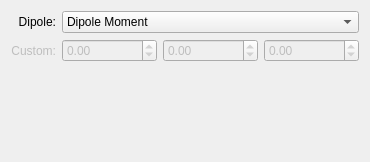
The window that libavogadro/src/engines/dipolesettingswidget.ui (cryos/avogadro) describes before a commit, drawn with Qt 5.
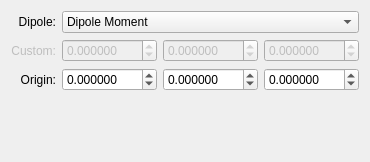
The same window after the commit.

Commit message: Improved dipole engine: vector points outside molecule; origin can be changed

Patch:
```diff
--- a/libavogadro/src/engines/dipolesettingswidget.ui
+++ b/libavogadro/src/engines/dipolesettingswidget.ui
@@ -82,7 +82,10 @@
      <property name="enabled" >
       <bool>false</bool>
      </property>
-     <property name="minimum" >
+     <property name="decimals">
+      <number>6</number>
+     </property>
+     <property name="minimum">
       <double>-99.989999999999995</double>
      </property>
     </widget>
@@ -92,7 +95,10 @@
      <property name="enabled" >
       <bool>false</bool>
      </property>
-     <property name="minimum" >
+     <property name="decimals">
+      <number>6</number>
+     </property>
+     <property name="minimum">
       <double>-99.989999999999995</double>
      </property>
     </widget>
@@ -102,14 +108,17 @@
      <property name="enabled" >
       <bool>false</bool>
      </property>
-     <property name="minimum" >
+     <property name="decimals">
+      <number>6</number>
+     </property>
+     <property name="minimum">
       <double>-99.989999999999995</double>
      </property>
     </widget>
    </item>
-   <item row="2" column="2" >
-    <spacer name="verticalSpacer" >
-     <property name="orientation" >
+   <item row="3" column="2">
+    <spacer name="verticalSpacer">
+     <property name="orientation">
       <enum>Qt::Vertical</enum>
      </property>
      <property name="sizeHint" stdset="0" >
@@ -120,6 +129,73 @@
      </property>
     </spacer>
    </item>
+   <item row="2" column="0">
+    <widget class="QLabel" name="originLabel">
+     <property name="enabled">
+      <bool>true</bool>
+     </property>
+     <property name="text">
+      <string>Origin:</string>
+     </property>
+     <property name="textFormat">
+      <enum>Qt::AutoText</enum>
+     </property>
+     <property name="alignment">
+      <set>Qt::AlignRight|Qt::AlignTrailing|Qt::AlignVCenter</set>
+     </property>
+    </widget>
+   </item>
+   <item row="2" column="1">
+    <widget class="QDoubleSpinBox" name="xOriginSpinBox">
+     <property name="enabled">
+      <bool>true</bool>
+     </property>
+     <property name="decimals">
+      <number>6</number>
+     </property>
+     <property name="minimum">
+      <double>-99.989999999999995</double>
+     </property>
+     <property name="singleStep">
+      <double>0.100000000000000</double>
+     </property>
+     <property name="value">
+      <double>0.000000000000000</double>
+     </property>
+    </widget>
+   </item>
+   <item row="2" column="2">
+    <widget class="QDoubleSpinBox" name="yOriginSpinBox">
+     <property name="enabled">
+      <bool>true</bool>
+     </property>
+     <property name="decimals">
+      <number>6</number>
+     </property>
+     <property name="minimum">
+      <double>-99.989999999999995</double>
+     </property>
+     <property name="singleStep">
+      <double>0.100000000000000</double>
+     </property>
+    </widget>
+   </item>
+   <item row="2" column="3">
+    <widget class="QDoubleSpinBox" name="zOriginSpinBox">
+     <property name="enabled">
+      <bool>true</bool>
+     </property>
+     <property name="decimals">
+      <number>6</number>
+     </property>
+     <property name="minimum">
+      <double>-99.989999999999995</double>
+     </property>
+     <property name="singleStep">
+      <double>0.100000000000000</double>
+     </property>
+    </widget>
+   </item>
   </layout>
  </widget>
  <resources/>
```
Left out of the diff: 77 changed lines with no effect on the pictures. The commit also changes 2 other files.
